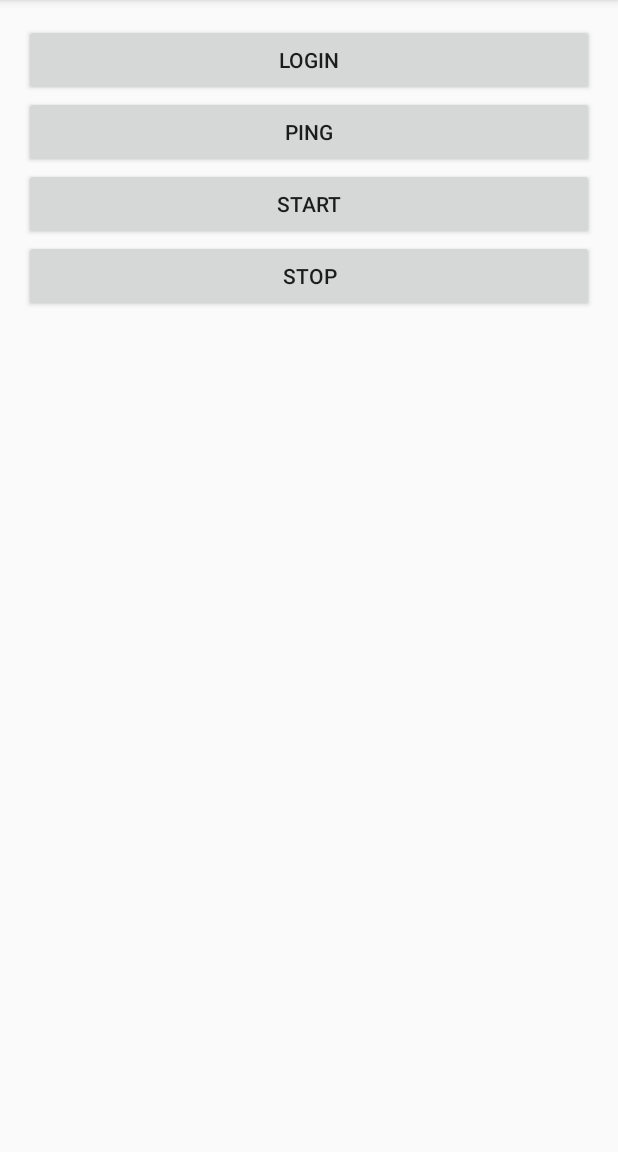
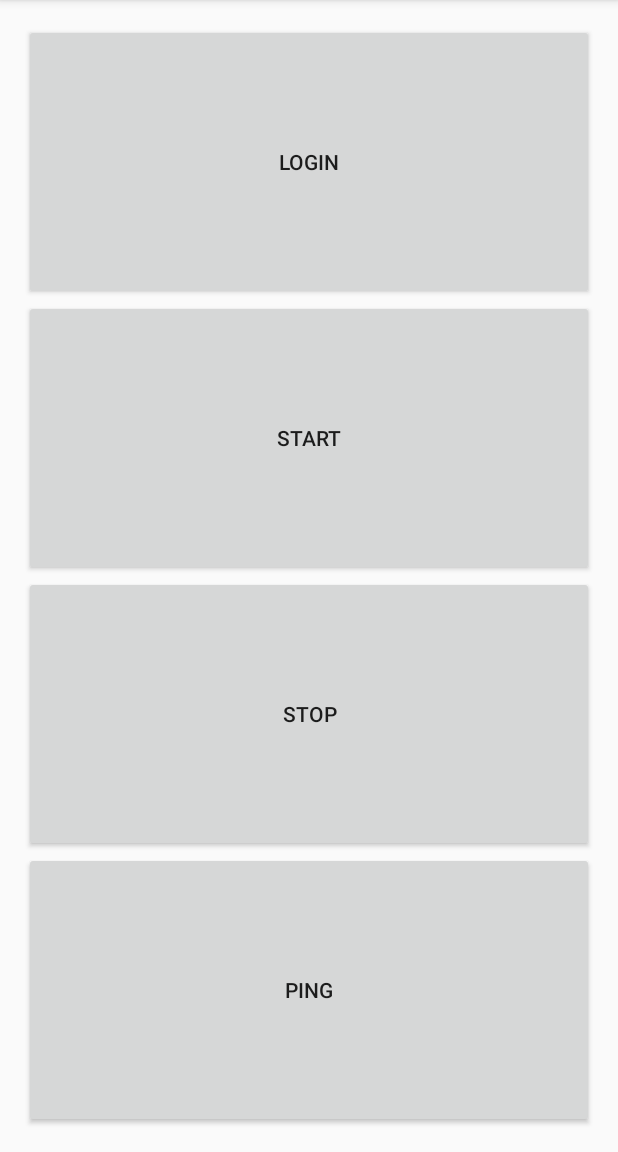
Before and after one commit to rorschach/NettyDemo, an Android app: the screen it shows after launch (MainActivity), after a tap on "START", on a phone screen of 412 x 824 dp, the part 84-1236 px from its top. Run offline under Robolectric (Android 15) with nearby library versions, the phone set to English and light mode, and no system bars; our stand-ins replace ButterKnife; libraries missing offline, so code that uses them is left out: hugo.weaving, io.netty.bootstrap, io.netty.buffer, io.netty.channel, io.netty.handler and 1 more; 3 statements that could not run were skipped.

```diff
--- a/app/src/main/java/me/rorschach/nettydemo/ClientHandler.java
+++ b/app/src/main/java/me/rorschach/nettydemo/ClientHandler.java
@@ -6,7 +6,10 @@ import io.netty.buffer.Unpooled;
 import io.netty.channel.Channel;
 import io.netty.channel.ChannelHandler;
 import io.netty.channel.ChannelHandlerContext;
+import io.netty.channel.EventLoop;
 import io.netty.channel.SimpleChannelInboundHandler;
+import io.netty.handler.timeout.IdleStateEvent;
+import java.util.concurrent.TimeUnit;
 
 /**
  * Created by lei on 16-6-8.
@@ -15,32 +18,62 @@ import io.netty.channel.SimpleChannelInboundHandler;
 
     private static final String TAG = "ClientHandler";
 
-    //private Channel mChannel;
+    @Override
+    protected void channelRead0(ChannelHandlerContext channelHandlerContext, Object o)
+            throws Exception {
+        Log.e(TAG, "read: " + o.toString());
+    }
 
-    @DebugLog @Override public void channelActive(ChannelHandlerContext ctx) throws Exception {
+    @Override public void channelActive(ChannelHandlerContext ctx) throws Exception {
         super.channelActive(ctx);
         Log.d(TAG, "channelActive");
+
+        RetryHandler.resetRetryCounts();
+        write(ctx.channel(), "{\"userId\":500,\"messageType\":\"Login\"}");
     }
 
-    @DebugLog @Override public void channelInactive(ChannelHandlerContext ctx) throws Exception {
+    @Override public void channelInactive(ChannelHandlerContext ctx) throws Exception {
         super.channelInactive(ctx);
         Log.e(TAG, "channelInactive");
     }
 
-    @Override public void channelRead(ChannelHandlerContext ctx, Object msg) throws Exception {
-        super.channelRead(ctx, msg);
-        Log.d(TAG, "channelRead: " + msg.toString());
+    /**
+     * sent heartBeat per 10s
+     * @param ctx
+     * @param evt
+     */
+    @Override
+    public void userEventTriggered(final ChannelHandlerContext ctx, Object evt) {
+        if (!(evt instanceof IdleStateEvent)) {
+            return;
+        }
+
+        ctx.channel().eventLoop().schedule(new Runnable() {
+            @Override public void run() {
+                Log.d(TAG, "sent heartBeat...");
+                write(ctx.channel(), "{\"userId\":500,\"messageType\":\"Ping\"}");
+            }
+        }, Constants.HEARD_BEAT_DELAY, TimeUnit.SECONDS);
     }
 
-    @Override public void channelReadComplete(ChannelHandlerContext ctx) throws Exception {
-        super.channelReadComplete(ctx);
-        Log.d(TAG, "channelReadComplete: ");
-    }
+    /**
+     * reconnect after 10 s
+     * @param ctx
+     * @throws Exception
+     */
+    @Override
+    public void channelUnregistered(final ChannelHandlerContext ctx) throws Exception {
+        long waitSecond = RetryHandler.calculateRetryCounts();
+        Log.d(TAG, "wait: " + waitSecond + " s to reconnect...");
 
-    @DebugLog @Override
-    protected void channelRead0(ChannelHandlerContext channelHandlerContext, Object o)
-            throws Exception {
-        Log.e(TAG, "read: " + o.toString());
+        final EventLoop loop = ctx.channel().eventLoop();
+        loop.schedule(new Runnable() {
+            @Override
+            public void run() {
+                Log.d(TAG, "start reconnect...");
+               Client.start();
+            }
+        }, waitSecond, TimeUnit.SECONDS);
     }
 
     @DebugLog public void write(Channel channel, String msg) {
--- a/app/src/main/java/me/rorschach/nettydemo/Constants.java
+++ b/app/src/main/java/me/rorschach/nettydemo/Constants.java
@@ -15,7 +15,7 @@ public interface Constants {
     String HOST = "120.25.167.157";
     int PORT = 19080;
 
-    int RECONNECT_DELAY = 10;
+    int HEARD_BEAT_DELAY = 60;
 
     int BYTE_SIZE = 108;
 
--- a/app/src/main/java/me/rorschach/nettydemo/MainActivity.java
+++ b/app/src/main/java/me/rorschach/nettydemo/MainActivity.java
@@ -32,10 +32,10 @@ public class MainActivity extends AppCompatActivity {
                 Client.send("{\"userId\":500,\"messageType\":\"Ping\"}");
                 break;
             case R.id.start:
-                Client.start();
+                Client.connect();
                 break;
             case R.id.stop:
-                Client.stop();
+                Client.disconnect();
                 break;
         }
     }
--- a/app/src/main/res/layout/activity_main.xml
+++ b/app/src/main/res/layout/activity_main.xml
@@ -15,30 +15,33 @@
   <Button
       android:id="@+id/login"
       android:layout_width="match_parent"
-      android:layout_height="wrap_content"
+      android:layout_height="0dp"
+      android:layout_weight="1"
       android:text="login"
-      />
-
-  <Button
-      android:id="@+id/ping"
-      android:layout_width="match_parent"
-      android:layout_height="wrap_content"
-      android:text="ping"
       />
 
   <Button
       android:id="@+id/start"
       android:layout_width="match_parent"
-      android:layout_height="wrap_content"
+      android:layout_height="0dp"
+      android:layout_weight="1"
       android:text="start"
       />
 
   <Button
       android:id="@+id/stop"
       android:layout_width="match_parent"
-      android:layout_height="wrap_content"
+      android:layout_height="0dp"
+      android:layout_weight="1"
       android:text="stop"
       />
 
+  <Button
+      android:id="@+id/ping"
+      android:layout_width="match_parent"
+      android:layout_height="0dp"
+      android:layout_weight="1"
+      android:text="ping"
+      />
 
 </LinearLayout>
```
Also changed, not shown: app/src/main/java/me/rorschach/nettydemo/Client.java (+11 -7 lines), app/src/main/java/me/rorschach/nettydemo/MyApplication.java (deleted, +0 -13 lines), app/src/main/java/me/rorschach/nettydemo/RetryHandler.java (added, +39 -0 lines).
